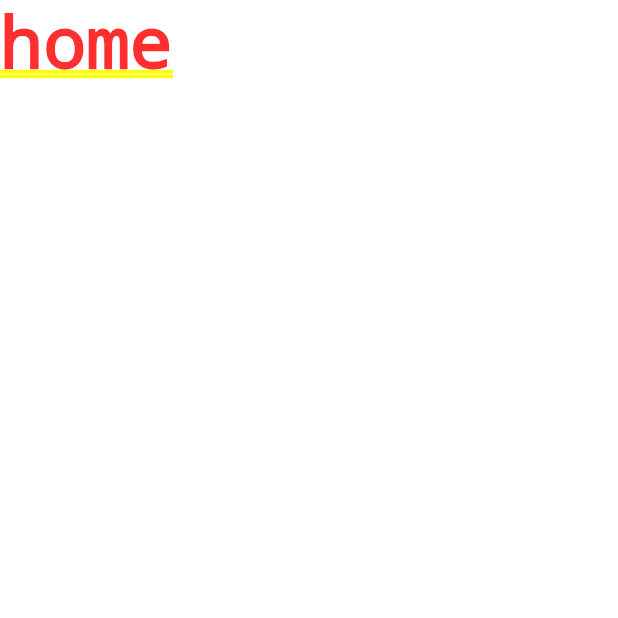
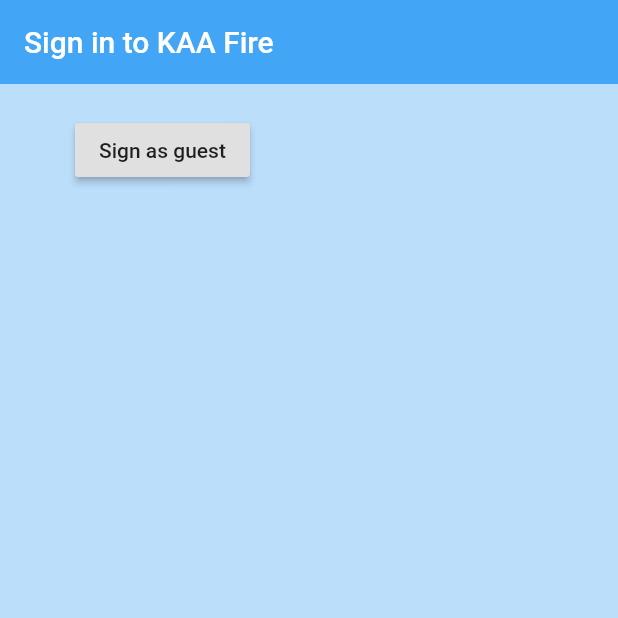
Before and after one commit to geoffreyoliaro/Kaa_clientside_mobile, a Flutter app: the screen it shows after launch, on a phone screen of 412 x 824 dp, the top half of it. Run offline on Flutter 3.47's test engine with Material 2 defaults, Android fonts, the phone set to English and light mode, and no system bars; our stand-ins replace firebase_auth; accounts and stored records are empty.

```diff
--- a/lib/screens/authenticate/authenticate.dart
+++ b/lib/screens/authenticate/authenticate.dart
@@ -1,4 +1,5 @@
 import 'package:flutter/material.dart';
+import 'package:kenya_airports_authorities/screens/authenticate/sign_in.dart';
 
 class Authenticate extends StatefulWidget {
   @override
@@ -9,7 +10,7 @@ class _AuthenticateState extends State<Authenticate> {
   @override
   Widget build(BuildContext context) {
     return Container(
-      child: Text('authenticate'),
+      child: SignIn(),
     );
   }
 }
--- /dev/null
+++ b/lib/screens/authenticate/sign_in.dart
@@ -0,0 +1,38 @@
+import 'package:flutter/material.dart';
+import 'package:kenya_airports_authorities/services/auth.dart';
+
+class SignIn extends StatefulWidget {
+  @override
+  _SignInState createState() => _SignInState();
+}
+
+class _SignInState extends State<SignIn> {
+  final AuthService _authService = AuthService();
+  @override
+  Widget build(BuildContext context) {
+    return Scaffold(
+      backgroundColor: Colors.blue[100],
+      appBar: AppBar(
+        backgroundColor: Colors.blue[400],
+        elevation: 0.0,
+        title: Text('Sign in to KAA Fire'),
+      ),
+      body: Container(
+        padding:EdgeInsets.symmetric(vertical: 20.0,horizontal: 50.0) ,
+        child: RaisedButton(
+          child:Text('Sign as guest') ,
+          onPressed: () async{
+             dynamic result =  await _authService.signInAnon();
+             if(result == null){
+               print('Error signing in');
+             }else{
+               print('signed in');
+               print(result);
+             }
+
+          },
+        ),
+      ),
+    );
+  }
+}
--- a/lib/screens/wrapper.dart
+++ b/lib/screens/wrapper.dart
@@ -1,10 +1,11 @@
 import 'package:flutter/material.dart';
+import 'package:kenya_airports_authorities/screens/authenticate/authenticate.dart';
 import 'package:kenya_airports_authorities/screens/home/home.dart';
 
 class Wrapper extends StatelessWidget {
   @override
   Widget build(BuildContext context) {
     // return either home or authenticate widget
-    return Home();
+    return Authenticate();
   }
 }
```
Also changed, not shown: lib/services/auth.dart (added, +28 -0 lines), 2 other files.
